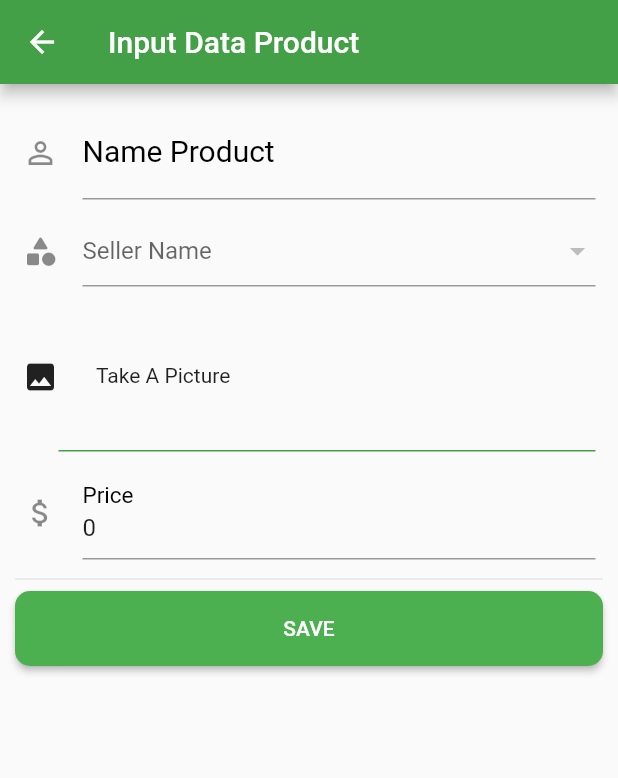
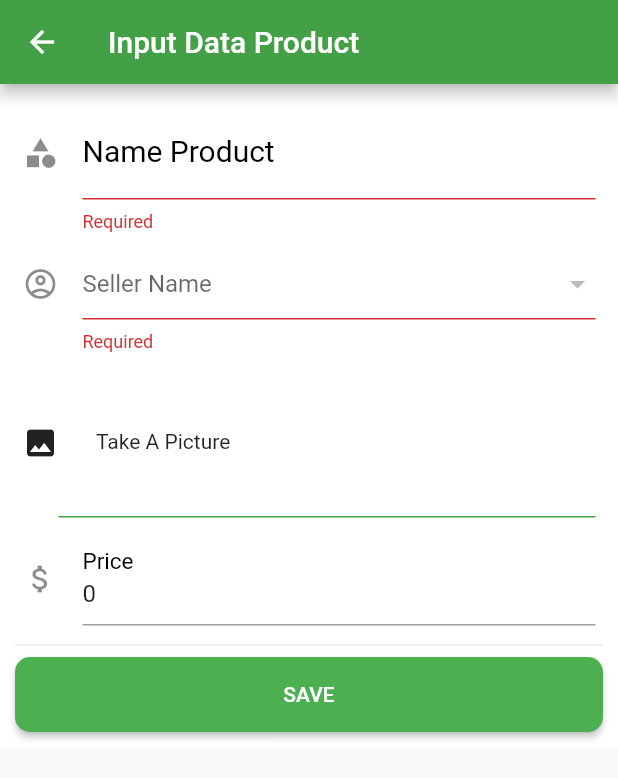
Before and after one commit to AKaGaMI-GitHub/pemmobileflutter, a Flutter app: the InputbarangPage screen opened directly, after a tap on "SAVE", on a phone screen of 412 x 824 dp. Shown: the top 778 px of the screen. Run offline on Flutter 3.47's test engine with Material 2 defaults, Android fonts, the phone set to English and light mode, and no system bars; our stand-ins replace image_picker; network calls fail.

Commit message:
progres uts 2 nov 2021

```diff
--- /dev/null
+++ b/lib/Model/errMsg.dart
@@ -0,0 +1,8 @@
+class ErrorMSG {
+  bool success;
+  String message;
+  ErrorMSG({required this.success, required this.message});
+  factory ErrorMSG.fromJson(Map<String, dynamic> json) =>
+      ErrorMSG(success: json['succes'], message: json['message']);
+  Map<String, dynamic> toJson() => {"success": success, "message": message};
+}
--- a/lib/UI/homePage.dart
+++ b/lib/UI/homePage.dart
@@ -3,7 +3,6 @@ import 'package:latihan/Model/barang.dart';
 import 'package:latihan/Services/apiStatic.dart';
 import 'package:latihan/UI/cartPage.dart';
 import 'package:latihan/UI/detailbarang/detailBarang.dart';
-import 'package:latihan/UI/inputbarangPage.dart';
 import 'package:latihan/UI/listbarangPage.dart';
 import 'package:latihan/UI/search.dart';
 
--- a/lib/UI/inputbarangPage.dart
+++ b/lib/UI/inputbarangPage.dart
@@ -3,8 +3,10 @@ import 'dart:io';
 import 'package:flutter/material.dart';
 import 'package:image_picker/image_picker.dart';
 import 'package:latihan/Model/barang.dart';
+import 'package:latihan/Model/errMsg.dart';
 import 'package:latihan/Model/penjual.dart';
 import 'package:latihan/Services/apiStatic.dart';
+import 'package:latihan/UI/listbarangPage.dart';
 
 class InputbarangPage extends StatefulWidget {
   final Barang barang;
@@ -16,10 +18,13 @@ class InputbarangPage extends StatefulWidget {
 class _InputbarangPageState extends State<InputbarangPage> {
   final _formkey = GlobalKey<FormState>();
   late TextEditingController namabarang, namapenjual, foto, hargabarang;
-  late List<Penjual> _namapenjual = [];
+  late List<Penjual> _namaPenjual = [];
   late int idPenjual = 0;
+  late int idBarang = 0;
   bool _isupdate = false;
   bool _validate = false;
+  bool _success = false;
+  late ErrorMSG response;
   late String _imagePath = "";
   late String _imageURL = "";
   //final ImagePicker _picker = ImagePicker();
@@ -27,8 +32,31 @@ class _InputbarangPageState extends State<InputbarangPage> {
   void getNamaPenjual() async {
     final response = await ApiStatic.getNamaPenjual();
     setState(() {
-      _namapenjual = response.toList();
+      _namaPenjual = response.toList();
     });
+  }
+
+  void submit() async {
+    if (_formkey.currentState!.validate()) {
+      _formkey.currentState!.save();
+      var params = {
+        'namaBarang': namabarang.text.toString(),
+        //'idPenjual': idPenjual,
+        'harga': hargabarang.text.toString()
+      };
+      response = await ApiStatic.saveBarang(idBarang, params, _imagePath);
+      _success = response.success;
+      final snackBar = SnackBar(
+        content: Text(response.message),
+      );
+      ScaffoldMessenger.of(context).showSnackBar(snackBar);
+      if (_success) {
+        Navigator.of(context).pushReplacement(new MaterialPageRoute(
+            builder: (BuildContext context) => ListbarangPage()));
+      } else {
+        _validate = true;
+      }
+    }
   }
 
   @override
@@ -51,8 +79,9 @@ class _InputbarangPageState extends State<InputbarangPage> {
       body: SingleChildScrollView(
         child: Container(
           padding: EdgeInsets.all(10),
+          color: Colors.white,
+          child: Form(
               key: _formkey,
-          child: Form(
               child: Column(
                 children: [
                   Padding(
@@ -61,22 +90,35 @@ class _InputbarangPageState extends State<InputbarangPage> {
                       controller: namabarang,
                       validator: (u) => u == "" ? "Required " : null,
                       decoration: const InputDecoration(
-                    icon: Icon(Icons.perm_identity),
+                        icon: Icon(Icons.category),
                         labelText: "Name Product",
                         hintText: "Product Name",
-                    labelStyle: TextStyle(fontSize: 20, color: Colors.black),
+                        labelStyle:
+                            TextStyle(fontSize: 20, color: Colors.black),
                       ),
                     ),
                   ),
                   Padding(
                     padding: EdgeInsets.all(5),
+                    // child: TextFormField(
+                    //   controller: idPenjual.toString(),
+                    //   validator: (u) => u == "" ? "Required " : null,
+                    //   keyboardType: TextInputType.number,
+                    //   decoration: const InputDecoration(
+                    //     icon: Icon(Icons.account_circle_outlined),
+                    //     labelText: "Seller Name",
+                    //     hintText: "Seller Name",
+                    //     labelStyle:
+                    //         TextStyle(fontSize: 20, color: Colors.black),
+                    //   ),
+                    // ),
                     child: DropdownButtonFormField(
                       value: idPenjual == 0 ? null : idPenjual,
                       hint: Text("Seller Name"),
                       decoration: const InputDecoration(
-                    icon: Icon(Icons.category_rounded),
+                        icon: Icon(Icons.account_circle_outlined),
                       ),
-                  items: _namapenjual.map((item) {
+                      items: _namaPenjual.map((item) {
                         return DropdownMenuItem(
                             child: Text(item.namaPenjual),
                             value: item.idPenjual.toInt());
@@ -103,9 +145,11 @@ class _InputbarangPageState extends State<InputbarangPage> {
                                       child: Image.file(
                                         File(_imagePath),
                                         fit: BoxFit.fitWidth,
-                                    width: MediaQuery.of(context).size.width,
+                                        width:
+                                            MediaQuery.of(context).size.width,
                                         height:
-                                        MediaQuery.of(context).size.height / 5,
+                                            MediaQuery.of(context).size.height /
+                                                5,
                                       ),
                                     ),
                                     onTap: () {
@@ -114,14 +158,17 @@ class _InputbarangPageState extends State<InputbarangPage> {
                                 : _imageURL != ''
                                     ? GestureDetector(
                                         child: ClipRRect(
-                                      borderRadius: BorderRadius.circular(8),
+                                          borderRadius:
+                                              BorderRadius.circular(8),
                                           child: Image.network(
                                             _imageURL,
                                             fit: BoxFit.fitWidth,
-                                        width:
-                                            MediaQuery.of(context).size.width,
-                                        height:
-                                            MediaQuery.of(context).size.height /
+                                            width: MediaQuery.of(context)
+                                                .size
+                                                .width,
+                                            height: MediaQuery.of(context)
+                                                    .size
+                                                    .height /
                                                 5,
                                           ),
                                         ),
@@ -138,7 +185,8 @@ class _InputbarangPageState extends State<InputbarangPage> {
                                           child: (Row(
                                             children: <Widget>[
                                               Padding(
-                                            padding: EdgeInsets.only(left: 25),
+                                                padding:
+                                                    EdgeInsets.only(left: 25),
                                               ),
                                               Text("Take A Picture")
                                             ],
@@ -146,7 +194,8 @@ class _InputbarangPageState extends State<InputbarangPage> {
                                           decoration: BoxDecoration(
                                               border: Border(
                                                   bottom: BorderSide(
-                                                  color: Colors.green.shade600,
+                                                      color:
+                                                          Colors.green.shade600,
                                                       width: 1))),
                                         ),
                                       ))
@@ -163,7 +212,8 @@ class _InputbarangPageState extends State<InputbarangPage> {
                         icon: Icon(Icons.attach_money),
                         labelText: "Price",
                         hintText: "Product Price",
-                    labelStyle: TextStyle(fontSize: 20, color: Colors.black),
+                        labelStyle:
+                            TextStyle(fontSize: 20, color: Colors.black),
                       ),
                     ),
                   ),
@@ -177,7 +227,9 @@ class _InputbarangPageState extends State<InputbarangPage> {
                         "SAVE",
                         style: TextStyle(color: Colors.white),
                       ),
-                  onPressed: () {},
+                      onPressed: () {
+                        submit();
+                      },
                       shape: RoundedRectangleBorder(
                         borderRadius: BorderRadius.circular(10.0),
                       ),
--- a/lib/UI/search.dart
+++ b/lib/UI/search.dart
@@ -1,7 +1,6 @@
 import 'package:flutter/material.dart';
 import 'package:latihan/UI/cartPage.dart';
 import 'package:latihan/UI/homePage.dart';
-import 'package:latihan/UI/inputbarangPage.dart';
 import 'package:latihan/UI/listbarangPage.dart';
 
 class SearchPage extends StatefulWidget {
--- a/pubspec.yaml
+++ b/pubspec.yaml
@@ -24,6 +24,10 @@ dependencies:
   flutter:
     sdk: flutter
   http: ^0.13.3
+  sqflite: any
+  path_provider: any
+  intl: ^0.17.0
+  datetime_picker_formfield: ^2.0.0
 
 
   # The following adds the Cupertino Icons font to your application.
```
Also changed, not shown: lib/Services/apiStatic.dart (+57 -3 lines), lib/UI/detailbarang/detailBarang.dart (+5 -7 lines), lib/UI/listbarangPage.dart (+16 -1 lines), pubspec.lock. Lines whose indentation alone changed are shown as unchanged.
